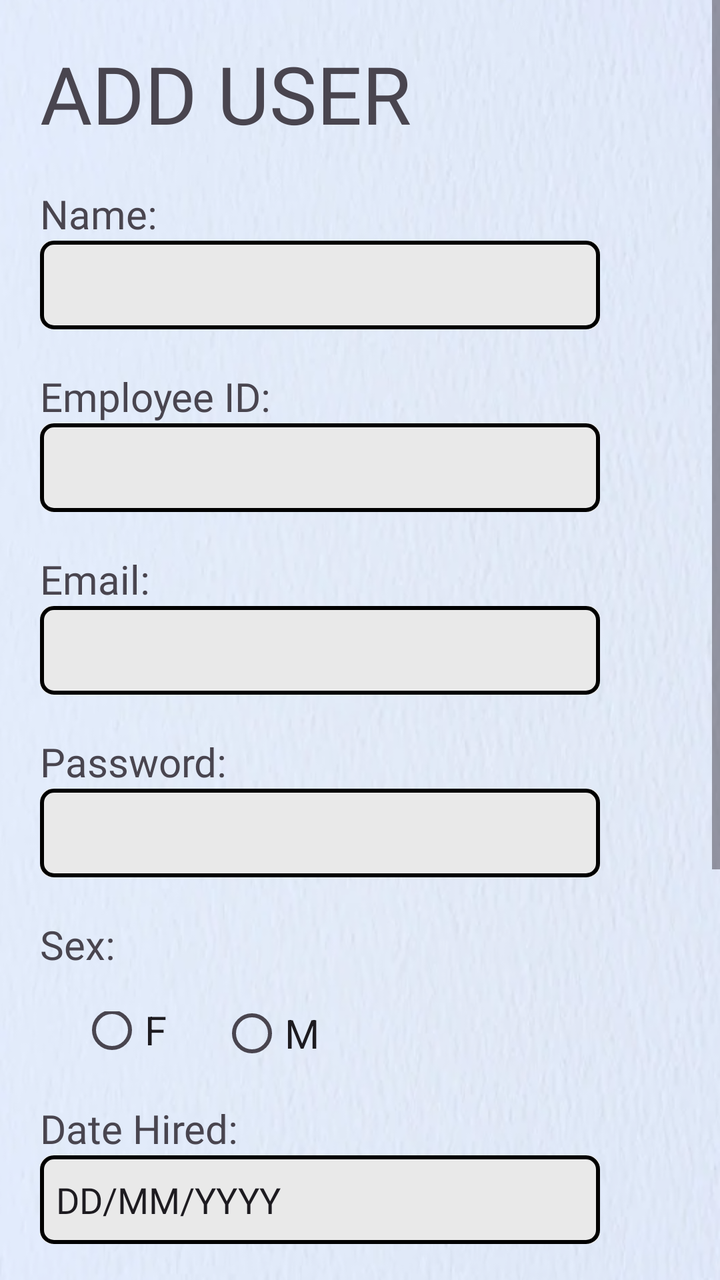
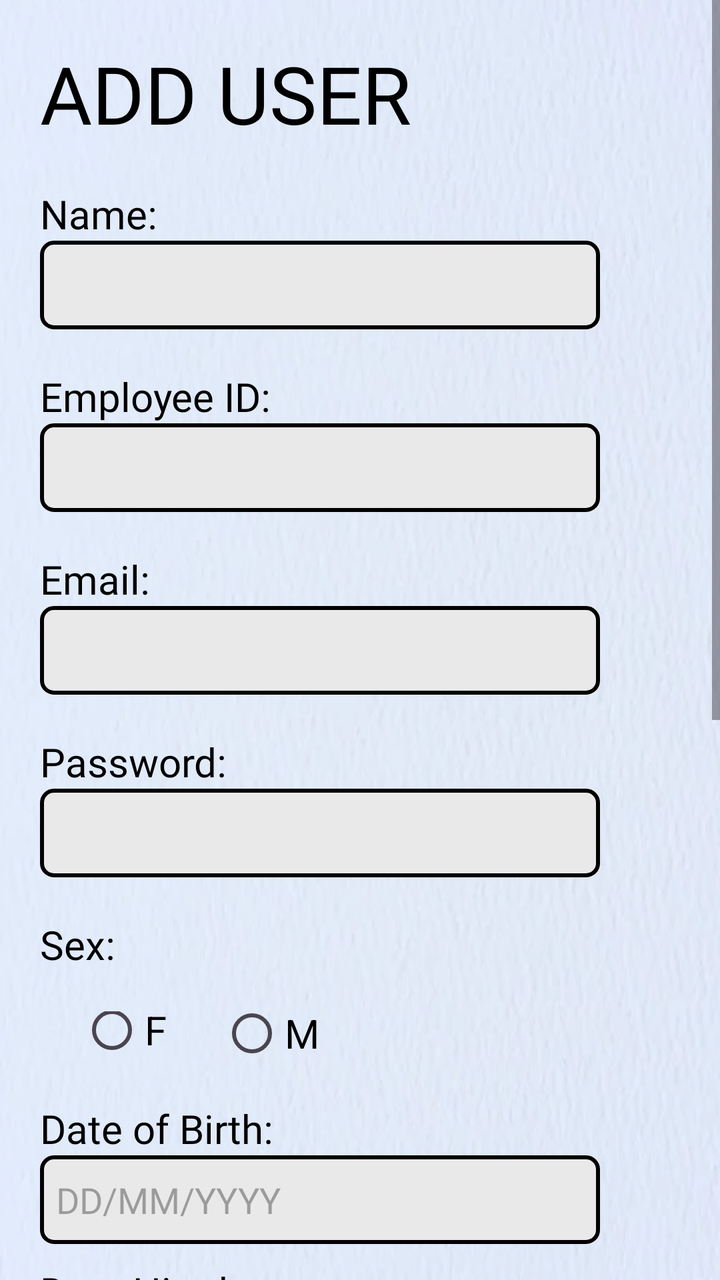

The first picture is an Android layout as it rendered before a commit; the second is the same layout after the commit. The layout source and the unified diff follow.
<!-- AndroidManifest.xml: application theme Theme.FinalsApplication -->
<!-- res/layout/user_add.xml -->
<?xml version="1.0" encoding="utf-8"?>
<RelativeLayout xmlns:android="http://schemas.android.com/apk/res/android"
    android:layout_width="match_parent"
    android:layout_height="match_parent"
    xmlns:app="http://schemas.android.com/apk/res-auto"
    android:background="@drawable/textured_background">


    <ScrollView
        android:layout_width="match_parent"
        android:layout_height="match_parent">

        <LinearLayout
            android:layout_width="match_parent"
            android:layout_height="wrap_content"
            android:orientation="vertical" >

            <TextView
                android:id="@+id/textViewAddUser"
                android:layout_width="match_parent"
                android:layout_height="wrap_content"
                android:text="ADD USER"
                android:fontFamily="@font/roboto_bold"
                android:textSize="40sp"
                android:layout_marginStart="20dp"
                android:layout_marginTop="20dp"/>

        <LinearLayout
            android:layout_width="match_parent"
            android:layout_height="match_parent"
            android:orientation="vertical">

            <TextView
                android:id="@+id/textViewNameAU"
                android:layout_width="match_parent"
                android:layout_height="wrap_content"
                android:text="Name:"
                android:fontFamily="@font/roboto_regular"
                android:textSize="20sp"
                android:layout_marginStart="20dp"
                android:layout_marginTop="20dp"/>

            <EditText
                android:id="@+id/editTextNameAU"
                android:layout_width="match_parent"
                android:layout_height="wrap_content"
                android:ems="10"
                android:inputType="text"
                android:background="@drawable/square_button_colored_border"
                android:layout_marginLeft="20dp"
                android:layout_marginRight="60dp"
                android:paddingBottom="20dp"/>

            <TextView
                android:id="@+id/textViewEmployeeIDAU"
                android:layout_width="match_parent"
                android:layout_height="wrap_content"
                android:text="Employee ID:"
                android:fontFamily="@font/roboto_regular"
                android:textSize="20sp"
                android:layout_marginStart="20dp"
                android:layout_marginTop="20dp"/>

            <EditText
                android:id="@+id/editTextEmployeeIDAU"
                android:layout_width="match_parent"
                android:layout_height="wrap_content"
                android:ems="10"
                android:inputType="text"
                android:background="@drawable/square_button_colored_border"
                android:layout_marginLeft="20dp"
                android:layout_marginRight="60dp"
                android:paddingBottom="20dp"/>

            <TextView
                android:id="@+id/textViewEmailAU"
                android:layout_width="match_parent"
                android:layout_height="wrap_content"
                android:text="Email:"
                android:fontFamily="@font/roboto_regular"
                android:textSize="20sp"
                android:layout_marginStart="20dp"
                android:layout_marginTop="20dp"/>

            <EditText
                android:id="@+id/editTextEmailAU"
                android:layout_width="match_parent"
                android:layout_height="wrap_content"
                android:ems="10"
                android:inputType="text"
                android:background="@drawable/square_button_colored_border"
                android:layout_marginLeft="20dp"
                android:layout_marginRight="60dp"
                android:paddingBottom="20dp"/>

            <TextView
                android:id="@+id/textViewPasswordAU"
                android:layout_width="match_parent"
                android:layout_height="wrap_content"
                android:text="Password:"
                android:fontFamily="@font/roboto_regular"
                android:textSize="20sp"
                android:layout_marginStart="20dp"
                android:layout_marginTop="20dp"/>

            <EditText
                android:id="@+id/editTextPasswordAU"
                android:layout_width="match_parent"
                android:layout_height="wrap_content"
                android:ems="10"
                android:inputType="textPassword"
                android:background="@drawable/square_button_colored_border"
                android:layout_marginLeft="20dp"
                android:layout_marginRight="60dp"
                android:paddingBottom="20dp" />

            <TextView
                android:id="@+id/textViewSexAU"
                android:layout_width="213dp"
                android:layout_height="wrap_content"
                android:layout_marginStart="20dp"
                android:layout_marginTop="20dp"
                android:fontFamily="@font/roboto_regular"
                android:text="Sex:"
                android:textSize="20sp" />

                <RadioGroup
                    android:id="@+id/radioButtonSex"
                    android:layout_width="wrap_content"
                    android:layout_height="wrap_content"
                    android:layout_marginLeft="20dp"
                    android:layout_marginTop="20dp">

                    <RadioButton
                        android:id="@+id/radioButtonA4"
                        android:layout_width="wrap_content"
                        android:layout_height="wrap_content"
                        android:layout_marginLeft="20dp"
                        android:layout_marginTop="-15dp"
                        android:text="F"
                        android:textSize="20sp"/>

                    <RadioButton
                        android:id="@+id/radioButtonB4"
                        android:layout_width="wrap_content"
                        android:layout_height="wrap_content"
                        android:layout_marginLeft="90dp"
                        android:layout_marginTop="-46.5dp"
                        android:text="M"
                        android:textSize="20sp"/>
                </RadioGroup>
            </LinearLayout>

        <LinearLayout
            android:layout_width="match_parent"
            android:layout_height="match_parent"
            android:orientation="vertical">

            <TextView
                android:id="@+id/textViewDateHiredAU"
                android:layout_width="match_parent"
                android:layout_height="wrap_content"
                android:text="Date Hired:"
                android:fontFamily="@font/roboto_regular"
                android:textSize="20sp"
                android:layout_marginStart="20dp"
                android:layout_marginTop="10dp"/>

            <EditText
                android:id="@+id/editTextDateHiredAU"
                android:layout_width="match_parent"
                android:layout_height="wrap_content"
                android:ems="10"
                android:text="DD/MM/YYYY"
                android:inputType="number"
                android:fontFamily="@font/roboto_light"
                android:background="@drawable/square_button_colored_border"
                android:layout_marginLeft="20dp"
                android:layout_marginRight="60dp"
                android:paddingTop="10dp"
                android:paddingLeft="8dp"
                android:paddingBottom="10dp"/>

        </LinearLayout>

            <LinearLayout
            android:layout_width="match_parent"
            android:layout_height="match_parent"
            android:orientation="vertical">

            <TextView
                android:id="@+id/textViewProfilePictureAu"
                android:layout_width="match_parent"
                android:layout_height="wrap_content"
                android:layout_marginStart="20dp"
                android:layout_marginTop="20dp"
                android:text="Profile Picture:"
                android:fontFamily="@font/roboto_regular"
                android:textSize="20sp"/>

                <ImageView
                    android:id="@+id/imageView"
                    android:layout_width="350dp"
                    android:layout_height="125dp"
                    android:src="@drawable/custom_upload_picture_icon"
                    android:layout_marginLeft="20dp"/>

                <Button
                android:id="@+id/buttonUploadPictureAU"
                android:layout_width="wrap_content"
                android:layout_height="wrap_content"
                android:text="Upload Picture"
                android:textColor="@color/black"
                android:layout_marginLeft="127dp"/>

        </LinearLayout>

        <LinearLayout
            android:layout_width="match_parent"
            android:layout_height="100dip"
            android:layout_alignParentBottom="true"
            android:background="#a8b4d8">

            <ImageButton
                android:id="@+id/imageButtonBackVT1"
                android:layout_width="76dp"
                android:layout_height="wrap_content"
                android:layout_marginStart="20dp"
                android:background="?android:attr/selectableItemBackground"
                android:scaleType="fitCenter"
                android:src="@drawable/arrowleft" />

            <Button
                android:id="@+id/buttonSubmitVT1"
                android:layout_width="wrap_content"
                android:layout_height="wrap_content"
                android:layout_marginStart="210dp"
                android:layout_marginTop="25dp"
                android:background="@drawable/rounded_button"
                android:fontFamily="@font/roboto_light"
                android:scaleType="fitCenter"
                android:text="Save"
                android:textColor="@color/white"
                app:backgroundTint="#1e5180" />
        </LinearLayout>
         </LinearLayout>
    </ScrollView>
</RelativeLayout>
<!-- resources referenced by this layout -->
<resources>
  <color name="black">#000000</color>
  <color name="white">#FFFFFFFF</color>
  <!-- drawable arrowleft: png bitmap (drawable, 16559 bytes) -->
  <!-- drawable custom_upload_picture_icon: png bitmap (drawable, 24730 bytes) -->
  <!-- drawable rounded_button (drawable) -->
  <?xml version="1.0" encoding="utf-8"?>
  <layer-list xmlns:android="http://schemas.android.com/apk/res/android">
  
      <item>
          <shape>
              <corners android:radius="51dp" /> 
              <solid android:color="#1e5180" />
          </shape>
      </item>
  
      <item android:left="51dp">
          <shape>
              <solid android:color="#1e5180" />
              <corners android:radius="51dp" /> 
              <corners android:topRightRadius="51dp"
                  android:topLeftRadius="51dp"
                  android:bottomRightRadius="51dp"
                  android:bottomLeftRadius="51dp"/>
          </shape>
      </item>
  
      <item>
          <shape>
              
              <corners android:radius="51dp" /> 
              <solid android:color="@android:color/transparent" />
              <stroke
                  android:width="1dp"
                  android:color="#1e5180" />
          </shape>
      </item>
  </layer-list>
  <!-- drawable square_button_colored_border (drawable) -->
  <?xml version="1.0" encoding="utf-8"?>
  <layer-list xmlns:android="http://schemas.android.com/apk/res/android">
  
      <item>
          <shape>
              <corners android:radius="6dp" />
              <solid android:color="#e9e9e9" />
          </shape>
      </item>
  
      <item
          android:left="34dp">
  
          <shape>
              <solid android:color="#e9e9e9" />
              <corners android:radius="6dp"
                  android:topRightRadius="6dp"
                  android:topLeftRadius="5dp"
                  android:bottomRightRadius="6dp"
                  android:bottomLeftRadius="0dp"/>
          </shape>
      </item>
      <item>
          <shape>
              
              <corners android:radius="6dp" />
              <solid android:color="@android:color/transparent" />
              <stroke
                  android:width="2dp"
                  android:color="#000000" />
          </shape>
      </item>
  </layer-list>
  <!-- drawable textured_background: png bitmap (drawable, 258989 bytes) -->
  <style name="Theme.FinalsApplication" parent="Base.Theme.FinalsApplication" />
  <style name="Base.Theme.FinalsApplication" parent="Theme.Material3.DayNight.NoActionBar">
          
          
      </style>
</resources>

<!-- the commit's change to res/layout/user_add.xml (unified diff, before → after) -->
@@ -17,6 +17,7 @@
 
             <TextView
                 android:id="@+id/textViewAddUser"
+                android:textColor="@color/black"
                 android:layout_width="match_parent"
                 android:layout_height="wrap_content"
                 android:text="ADD USER"
@@ -34,6 +35,7 @@
                 android:id="@+id/textViewNameAU"
                 android:layout_width="match_parent"
                 android:layout_height="wrap_content"
+                android:textColor="@color/black"
                 android:text="Name:"
                 android:fontFamily="@font/roboto_regular"
                 android:textSize="20sp"
@@ -44,17 +46,20 @@
                 android:id="@+id/editTextNameAU"
                 android:layout_width="match_parent"
                 android:layout_height="wrap_content"
+                android:textColor="@color/black"
                 android:ems="10"
                 android:inputType="text"
                 android:background="@drawable/square_button_colored_border"
                 android:layout_marginLeft="20dp"
                 android:layout_marginRight="60dp"
-                android:paddingBottom="20dp"/>
-
+                android:paddingTop="10dp"
+                android:paddingLeft="8dp"
+                android:paddingBottom="10dp"/>
             <TextView
                 android:id="@+id/textViewEmployeeIDAU"
                 android:layout_width="match_parent"
                 android:layout_height="wrap_content"
+                android:textColor="@color/black"
                 android:text="Employee ID:"
                 android:fontFamily="@font/roboto_regular"
                 android:textSize="20sp"
@@ -67,16 +72,20 @@
                 android:layout_height="wrap_content"
                 android:ems="10"
                 android:inputType="text"
-                android:background="@drawable/square_button_colored_border"
-                android:layout_marginLeft="20dp"
-                android:layout_marginRight="60dp"
-                android:paddingBottom="20dp"/>
+                android:textColor="@color/black"
+                android:background="@drawable/square_button_colored_border"
+                android:layout_marginLeft="20dp"
+                android:layout_marginRight="60dp"
+                android:paddingTop="10dp"
+                android:paddingLeft="8dp"
+                android:paddingBottom="10dp"/>
 
             <TextView
                 android:id="@+id/textViewEmailAU"
                 android:layout_width="match_parent"
                 android:layout_height="wrap_content"
                 android:text="Email:"
+                android:textColor="@color/black"
                 android:fontFamily="@font/roboto_regular"
                 android:textSize="20sp"
                 android:layout_marginStart="20dp"
@@ -87,17 +96,20 @@
                 android:layout_width="match_parent"
                 android:layout_height="wrap_content"
                 android:ems="10"
-                android:inputType="text"
-                android:background="@drawable/square_button_colored_border"
-                android:layout_marginLeft="20dp"
-                android:layout_marginRight="60dp"
-                android:paddingBottom="20dp"/>
+                android:textColor="@color/black"
+                android:background="@drawable/square_button_colored_border"
+                android:layout_marginLeft="20dp"
+                android:paddingTop="10dp"
+                android:paddingLeft="8dp"
+                android:layout_marginRight="60dp"
+                android:paddingBottom="10dp"/>
 
             <TextView
                 android:id="@+id/textViewPasswordAU"
                 android:layout_width="match_parent"
                 android:layout_height="wrap_content"
                 android:text="Password:"
+                android:textColor="@color/black"
                 android:fontFamily="@font/roboto_regular"
                 android:textSize="20sp"
                 android:layout_marginStart="20dp"
@@ -108,17 +120,21 @@
                 android:layout_width="match_parent"
                 android:layout_height="wrap_content"
                 android:ems="10"
+                android:textColor="@color/black"
                 android:inputType="textPassword"
-                android:background="@drawable/square_button_colored_border"
-                android:layout_marginLeft="20dp"
-                android:layout_marginRight="60dp"
-                android:paddingBottom="20dp" />
+                android:paddingTop="10dp"
+                android:paddingLeft="8dp"
+                android:background="@drawable/square_button_colored_border"
+                android:layout_marginLeft="20dp"
+                android:layout_marginRight="60dp"
+                android:paddingBottom="10dp" />
 
             <TextView
                 android:id="@+id/textViewSexAU"
                 android:layout_width="213dp"
                 android:layout_height="wrap_content"
                 android:layout_marginStart="20dp"
+                android:textColor="@color/black"
                 android:layout_marginTop="20dp"
                 android:fontFamily="@font/roboto_regular"
                 android:text="Sex:"
@@ -133,6 +149,7 @@
 
                     <RadioButton
                         android:id="@+id/radioButtonA4"
+                        android:textColor="@color/black"
                         android:layout_width="wrap_content"
                         android:layout_height="wrap_content"
                         android:layout_marginLeft="20dp"
@@ -142,6 +159,7 @@
 
                     <RadioButton
                         android:id="@+id/radioButtonB4"
+                        android:textColor="@color/black"
                         android:layout_width="wrap_content"
                         android:layout_height="wrap_content"
                         android:layout_marginLeft="90dp"
@@ -157,22 +175,23 @@
             android:orientation="vertical">
 
             <TextView
-                android:id="@+id/textViewDateHiredAU"
-                android:layout_width="match_parent"
-                android:layout_height="wrap_content"
-                android:text="Date Hired:"
+                android:id="@+id/textViewBirthDateAU"
+                android:textColor="@color/black"
+                android:layout_width="match_parent"
+                android:layout_height="wrap_content"
+                android:text="Date of Birth:"
                 android:fontFamily="@font/roboto_regular"
                 android:textSize="20sp"
                 android:layout_marginStart="20dp"
                 android:layout_marginTop="10dp"/>
 
             <EditText
-                android:id="@+id/editTextDateHiredAU"
-                android:layout_width="match_parent"
-                android:layout_height="wrap_content"
-                android:ems="10"
-                android:text="DD/MM/YYYY"
-                android:inputType="number"
+                android:id="@+id/editTextBirthDateAU"
+                android:textColor="@color/black"
+                android:layout_width="match_parent"
+                android:layout_height="wrap_content"
+                android:ems="10"
+                android:hint="DD/MM/YYYY"
                 android:fontFamily="@font/roboto_light"
                 android:background="@drawable/square_button_colored_border"
                 android:layout_marginLeft="20dp"
@@ -182,6 +201,39 @@
                 android:paddingBottom="10dp"/>
 
         </LinearLayout>
+
+            <LinearLayout
+                android:layout_width="match_parent"
+                android:layout_height="match_parent"
+                android:orientation="vertical">
+
+                <TextView
+                    android:id="@+id/textViewDateHiredAU"
+                    android:textColor="@color/black"
+                    android:layout_width="match_parent"
+                    android:layout_height="wrap_content"
+                    android:text="Date Hired:"
+                    android:fontFamily="@font/roboto_regular"
+                    android:textSize="20sp"
+                    android:layout_marginStart="20dp"
+                    android:layout_marginTop="10dp"/>
+
+                <EditText
+                    android:id="@+id/editTextDateHiredAU"
+                    android:textColor="@color/black"
+                    android:layout_width="match_parent"
+                    android:layout_height="wrap_content"
+                    android:ems="10"
+                    android:hint="DD/MM/YYYY"
+                    android:fontFamily="@font/roboto_light"
+                    android:background="@drawable/square_button_colored_border"
+                    android:layout_marginLeft="20dp"
+                    android:layout_marginRight="60dp"
+                    android:paddingTop="10dp"
+                    android:paddingLeft="8dp"
+                    android:paddingBottom="10dp"/>
+
+            </LinearLayout>
 
             <LinearLayout
             android:layout_width="match_parent"
@@ -190,6 +242,7 @@
 
             <TextView
                 android:id="@+id/textViewProfilePictureAu"
+                android:textColor="@color/black"
                 android:layout_width="match_parent"
                 android:layout_height="wrap_content"
                 android:layout_marginStart="20dp"
@@ -200,10 +253,10 @@
 
                 <ImageView
                     android:id="@+id/imageView"
-                    android:layout_width="350dp"
-                    android:layout_height="125dp"
-                    android:src="@drawable/custom_upload_picture_icon"
-                    android:layout_marginLeft="20dp"/>
+                    android:layout_width="262dp"
+                    android:layout_height="239dp"
+                    android:layout_gravity="center_horizontal"
+                    android:src="@drawable/custom_upload_picture_icon" />
 
                 <Button
                 android:id="@+id/buttonUploadPictureAU"
@@ -218,24 +271,28 @@
         <LinearLayout
             android:layout_width="match_parent"
             android:layout_height="100dip"
+
             android:layout_alignParentBottom="true"
             android:background="#a8b4d8">
 
             <ImageButton
                 android:id="@+id/imageButtonBackVT1"
                 android:layout_width="76dp"
-                android:layout_height="wrap_content"
+                android:layout_height="60dp"
                 android:layout_marginStart="20dp"
                 android:background="?android:attr/selectableItemBackground"
+                android:layout_gravity="bottom"
+                android:layout_marginBottom="20dp"
                 android:scaleType="fitCenter"
                 android:src="@drawable/arrowleft" />
 
             <Button
                 android:id="@+id/buttonSubmitVT1"
-                android:layout_width="wrap_content"
-                android:layout_height="wrap_content"
-                android:layout_marginStart="210dp"
+                android:layout_width="100dp"
+                android:layout_height="60dp"
+                android:layout_marginStart="170dp"
                 android:layout_marginTop="25dp"
+                android:layout_marginBottom="20dp"
                 android:background="@drawable/rounded_button"
                 android:fontFamily="@font/roboto_light"
                 android:scaleType="fitCenter"
